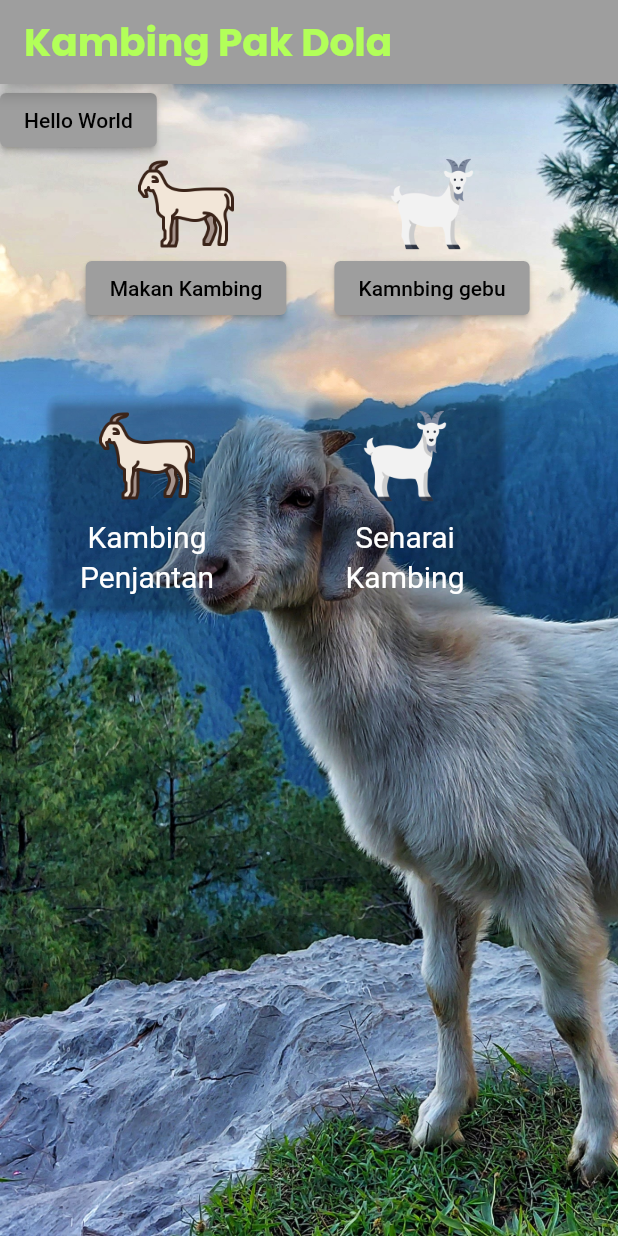
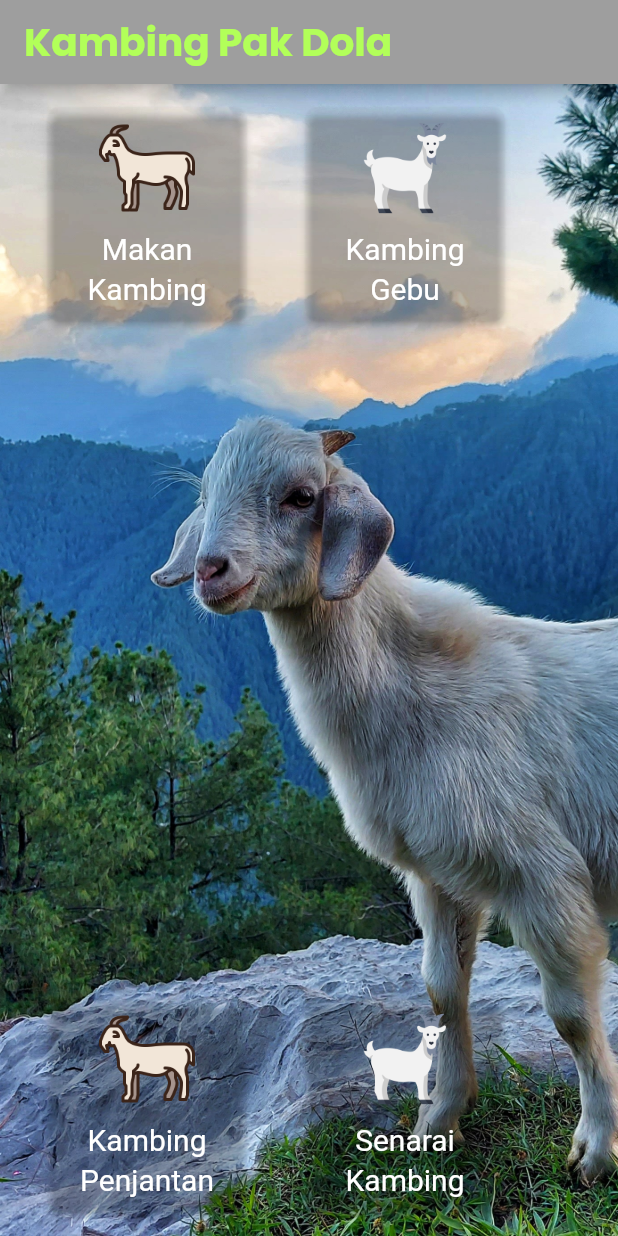
Before and after one commit to datsabahandude/kambing_padula, a Flutter app: the screen it shows after launch, on a phone screen of 412 x 824 dp. Run offline on Flutter 3.47's test engine with Material 2 defaults, Android fonts, the phone set to English and light mode, and no system bars; our stand-ins replace flutter_inset_box_shadow, fluttertoast, google_fonts, hive, hive_flutter, image_picker; accounts and stored records are empty.

Commit message:
Ui change #13

```diff
--- a/lib/add_kambing/KambingDialog.dart
+++ b/lib/add_kambing/KambingDialog.dart
@@ -295,7 +295,7 @@ class _KambingDialogState extends State<KambingDialog> with SingleTickerProvider
                       return;
                     }
                     setState(() => datenow = newdate);
-                    umur = yy+': Tahun '+mm+': Bulan';
+                    umur = yy+' Tahun '+mm+' Bulan';
                   },
                   icon: Icon(Icons.cake_outlined, color: Colors.purple),
                   label: Text('${datenow.day}/${datenow.month}/${datenow.year}',
--- a/lib/add_kambing/kambing_list.dart
+++ b/lib/add_kambing/kambing_list.dart
@@ -119,6 +119,7 @@ class _kambing_listState extends State<kambing_list> {
     final nama = kambing.name;
     final harga = kambing.price;
     final gender = kambing.gender;
+    TextStyle txtstl = GoogleFonts.poppins(textStyle: TextStyle(color: Colors.deepPurple, fontSize: 14, fontWeight: FontWeight.bold),);
 
     return Container(
       constraints: BoxConstraints(
@@ -147,7 +148,7 @@ class _kambing_listState extends State<kambing_list> {
           ],
         ),
         ListTile(
-          tileColor: Colors.yellowAccent,
+          tileColor: Colors.white,
           title: Center(child:
           Text(
             nama,
@@ -164,15 +165,19 @@ class _kambing_listState extends State<kambing_list> {
               Row(
                 children: [
                   Container(
-                    child: Text(harga),
+                    child: Text('RM'+harga, style: GoogleFonts.poppins(textStyle: txtstl),),
                   ),
                   Spacer(),
                   Container(
-                    child: Text(age),
+                    child: Text(age, style: GoogleFonts.poppins(textStyle: txtstl),),
+                  ),
+                  Spacer(),
+                  Container(
+                    child: Text(gender, style: GoogleFonts.poppins(textStyle: txtstl),),
                   ),
                 ],
               ),
-              Container(child: Text('${lahir.day}/${lahir.month}/${lahir.year}'),)
+              Container(child: Text('${lahir.day}/${lahir.month}/${lahir.year}', style: GoogleFonts.poppins(textStyle: txtstl),),)
             ],
           ),
           isThreeLine: true,
@@ -181,20 +186,6 @@ class _kambing_listState extends State<kambing_list> {
             // deleteKambing(kambing);
           },
         ),
-        /*ButtonBar(
-          alignment: MainAxisAlignment.center,
-          children: [
-            TextButton(
-              child: Text(''),
-              onPressed: (){}
-            ),
-            Spacer(),
-            TextButton(
-              child: Text(''),
-              onPressed: (){}
-            ),
-          ],
-        )*/
       ],
     ),
       ),
--- a/lib/main.dart
+++ b/lib/main.dart
@@ -78,44 +78,94 @@ class _MyHomePageState extends State<MyHomePage> {
         body: Column(
           crossAxisAlignment: CrossAxisAlignment.start,
           children: [
-            ElevatedButton(
-                onPressed: () {
-                  print("Hello World");
-                },
-                child: Text("Hello World")),
-            //Spacer(),
+            Padding(
+              padding: const EdgeInsets.all(12.0),
+              child: Center(
+                child: Wrap(
+                  spacing: 15.0,
+                  runSpacing: 15.0,
+                  children: [
                     Row(
-              mainAxisAlignment: MainAxisAlignment.center,
-              children: <Widget>[
-                SizedBox(
-                  height: 144,
-                  width: 144,
+                      children: [
+                        MaterialButton(
+                          onPressed: () {},
+                          child: SizedBox(
+                            width: 140.0,
+                            height: 150.0,
+                            child: Card(
+                              color: Colors.transparent,
+                              elevation: 2.0,
+                              shape: RoundedRectangleBorder(
+                                  borderRadius: BorderRadius.circular(8.0)),
+                              child: Center(
+                                child: Padding(
+                                  padding: const EdgeInsets.all(8.0),
                                   child: Column(
-                    children: <Widget>[
+                                    children: [
                                       Image.asset("images/goat_icon.png",
                                           width: 64.0),
-                      ElevatedButton(onPressed: (){
-                        print("Kambing Gebu");
-                      }, child: Text("Makan Kambing"),),
+                                      SizedBox(height: 10.0),
+                                      Text("Makan",
+                                          style: TextStyle(
+                                            color: Colors.white,
+                                            fontSize: 20.0,
+                                          )),
+                                      SizedBox(height: 4.0),
+                                      Text("Kambing",
+                                          style: TextStyle(
+                                            color: Colors.white,
+                                            fontSize: 20.0,
+                                          )),
                                     ],
                                   ),
                                 ),
-                SizedBox(width: 20,),
-                SizedBox(
-                  height: 144,
-                  width: 144,
+                              ),
+                            ),
+                          ),
+                        ),
+                        MaterialButton(
+                          onPressed: () {},
+                          child: SizedBox(
+                            width: 140.0,
+                            height: 150.0,
+                            child: Card(
+                              color: Colors.transparent,
+                              elevation: 2.0,
+                              shape: RoundedRectangleBorder(
+                                  borderRadius: BorderRadius.circular(8.0)),
+                              child: Center(
+                                child: Padding(
+                                  padding: const EdgeInsets.all(8.0),
                                   child: Column(
-                    children: <Widget>[
+                                    children: [
                                       Image.asset("images/puteh.png",
                                           width: 64.0),
-                      ElevatedButton(onPressed: (){
-                        print("Kambing Gebu");
-                      }, child: Text("Kamnbing gebu"),),
+                                      SizedBox(height: 10.0),
+                                      Text("Kambing",
+                                          style: TextStyle(
+                                            color: Colors.white,
+                                            fontSize: 20.0,
+                                          )),
+                                      SizedBox(height: 4.0),
+                                      Text("Gebu",
+                                          style: TextStyle(
+                                            color: Colors.white,
+                                            fontSize: 20.0,
+                                          )),
                                     ],
+                                  ),
+                                ),
+                              ),
+                            ),
                           ),
                         ),
                       ],
                     ),
+                  ],
+                ),
+              ),
+            ),
+            Spacer(),
             Padding(
               padding: const EdgeInsets.all(12.0),
               child: Center(
```
Lines whose indentation alone changed are shown as unchanged.
